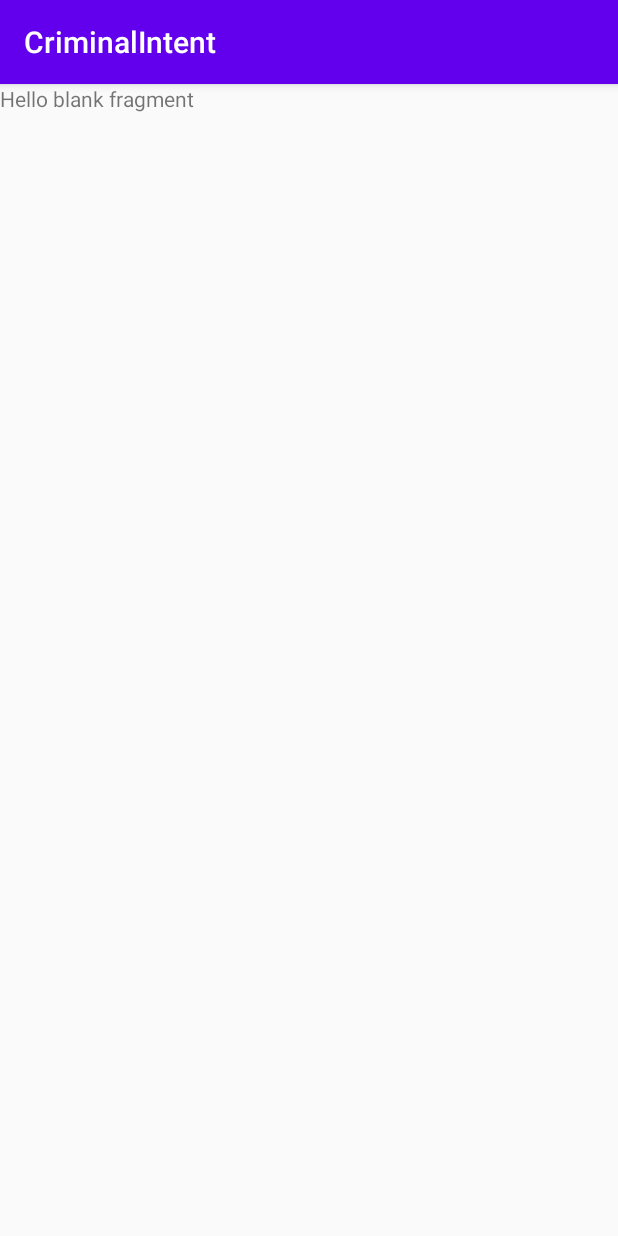
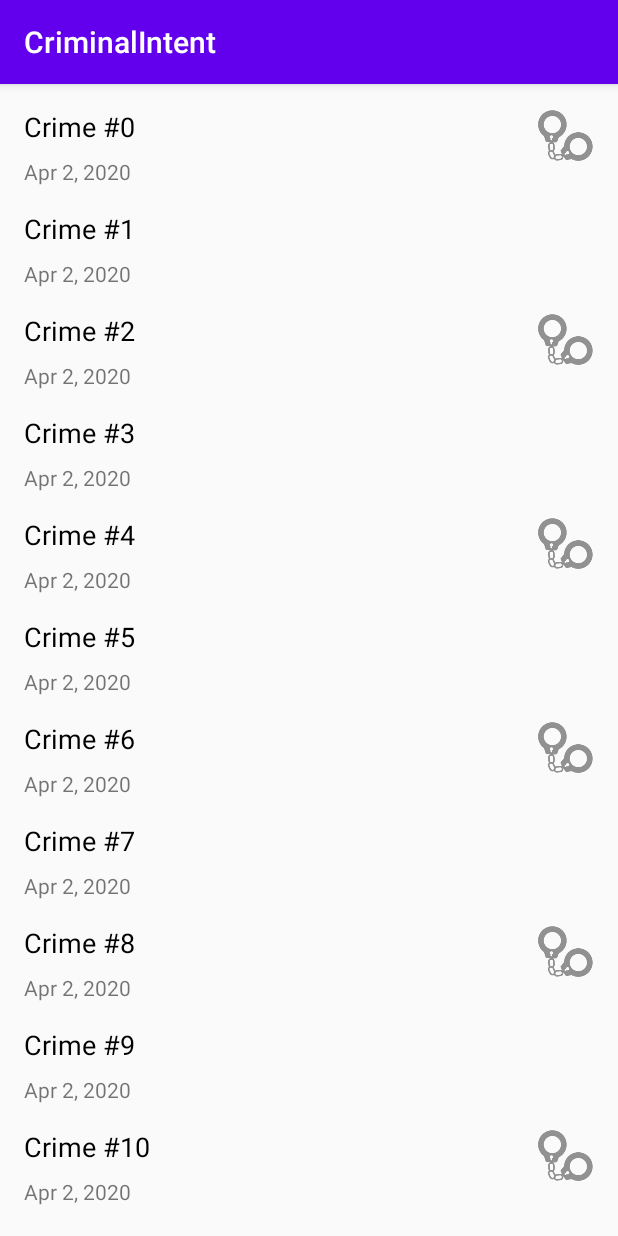
Before and after one commit to Roux13/Criminal_Intent, an Android app: the screen it shows after launch (CrimeListActivity), on a phone screen of 412 x 824 dp. Run offline under Robolectric (Android 15) with nearby library versions, the phone set to English and light mode, and no system bars.

Commit message:
Set ConstraintLayout and add args of bundle.

```diff
--- a/app/build.gradle
+++ b/app/build.gradle
@@ -36,4 +36,5 @@ dependencies {
     testImplementation 'junit:junit:4.12'
     androidTestImplementation 'androidx.test.ext:junit:1.1.1'
     androidTestImplementation 'androidx.test.espresso:espresso-core:3.2.0'
+    implementation 'androidx.recyclerview:recyclerview:1.0.0'
 }
--- a/app/src/main/java/com/bignerdranch/android/criminalintent/Crime.java
+++ b/app/src/main/java/com/bignerdranch/android/criminalintent/Crime.java
@@ -1,15 +1,15 @@
 package com.bignerdranch.android.criminalintent;
 
 import java.util.Date;
+import java.util.Objects;
 import java.util.UUID;
 
 public class Crime {
+    private final UUID id;
 
-    private final UUID id;
     private String title;
     private Date date;
     private boolean solved;
-
     public Crime() {
         this.id = UUID.randomUUID();
         this.date = new Date();
@@ -42,4 +42,24 @@ public class Crime {
     public void setSolved(boolean solved) {
         this.solved = solved;
     }
+
+    @Override
+    public boolean equals(Object o) {
+        if (this == o) {
+            return true;
+        }
+        if (o == null || getClass() != o.getClass()) {
+            return false;
+        }
+        Crime crime = (Crime) o;
+        return solved == crime.solved &&
+                Objects.equals(id, crime.id) &&
+                Objects.equals(title, crime.title) &&
+                Objects.equals(date, crime.date);
+    }
+
+    @Override
+    public int hashCode() {
+        return Objects.hash(id, title, date, solved);
+    }
 }
--- a/app/src/main/java/com/bignerdranch/android/criminalintent/CrimeActivity.java
+++ b/app/src/main/java/com/bignerdranch/android/criminalintent/CrimeActivity.java
@@ -1,11 +1,25 @@
 package com.bignerdranch.android.criminalintent;
+
+import android.content.Context;
+import android.content.Intent;
 
 import androidx.fragment.app.Fragment;
 
+import java.util.UUID;
+
 public class CrimeActivity extends SingleFragmentActivity {
+
+    private static final String EXTRA_CRIME_ID = "criminalintent.crime_id";
+
+    public static Intent newIntent(Context packageContext, UUID crimeId) {
+        Intent intent = new Intent(packageContext, CrimeActivity.class);
+        intent.putExtra(EXTRA_CRIME_ID, crimeId);
+        return intent;
+    }
 
     @Override
     protected Fragment createFragment() {
-        return new CrimeFragment();
+        UUID crimeId = (UUID) getIntent().getSerializableExtra(EXTRA_CRIME_ID);
+        return CrimeFragment.newInstance(crimeId);
     }
 }
--- a/app/src/main/java/com/bignerdranch/android/criminalintent/CrimeFragment.java
+++ b/app/src/main/java/com/bignerdranch/android/criminalintent/CrimeFragment.java
@@ -12,18 +12,30 @@ import android.view.View;
 import android.view.ViewGroup;
 import android.widget.Button;
 import android.widget.CheckBox;
-import android.widget.CompoundButton;
 import android.widget.EditText;
+
+import java.text.DateFormat;
+import java.util.UUID;
 
 /**
  * A simple {@link Fragment} subclass.
  */
 public class CrimeFragment extends Fragment {
 
+    public static final String ARG_CRIME_ID = "crime_id";
+
     private Crime crime;
     private EditText crimeTitle;
     private Button dateButton;
     private CheckBox solvedCheckBox;
+
+    public static CrimeFragment newInstance(UUID crimeId) {
+        Bundle args = new Bundle();
+        args.putSerializable(ARG_CRIME_ID, crimeId);
+        CrimeFragment fragment = new CrimeFragment();
+        fragment.setArguments(args);
+        return fragment;
+    }
 
     public CrimeFragment() {
         // Required empty public constructor
@@ -32,7 +44,8 @@ public class CrimeFragment extends Fragment {
     @Override
     public void onCreate(@Nullable Bundle savedInstanceState) {
         super.onCreate(savedInstanceState);
-        crime = new Crime();
+        UUID crimeId = (UUID) getArguments().getSerializable(ARG_CRIME_ID);
+        crime = CrimeLab.getInstance(getActivity()).getCrime(crimeId);
     }
 
     @Override
@@ -41,6 +54,7 @@ public class CrimeFragment extends Fragment {
         View view = inflater.inflate(R.layout.fragment_crime, container, false);
 
         crimeTitle = view.findViewById(R.id.crime_tittle);
+        crimeTitle.setText(crime.getTitle());
         crimeTitle.addTextChangedListener(new TextWatcher() {
             @Override
             public void beforeTextChanged(CharSequence charSequence, int i, int i1, int i2) {}
@@ -53,10 +67,12 @@ public class CrimeFragment extends Fragment {
             @Override
             public void afterTextChanged(Editable editable) {}
         });
+        DateFormat dateFormat = DateFormat.getDateInstance();
         dateButton = view.findViewById(R.id.crime_date);
-        dateButton.setText(crime.getDate().toString());
+        dateButton.setText(dateFormat.format(crime.getDate()));
         dateButton.setEnabled(false);
         solvedCheckBox = view.findViewById(R.id.crime_solved);
+        solvedCheckBox.setChecked(crime.isSolved());
         solvedCheckBox.setOnCheckedChangeListener((compoundButton, isSolved) -> crime.setSolved(isSolved));
         return view;
     }
--- a/app/src/main/java/com/bignerdranch/android/criminalintent/CrimeListFragment.java
+++ b/app/src/main/java/com/bignerdranch/android/criminalintent/CrimeListFragment.java
@@ -1,18 +1,30 @@
 package com.bignerdranch.android.criminalintent;
 
+import android.content.Intent;
 import android.os.Bundle;
 
+import androidx.annotation.NonNull;
 import androidx.fragment.app.Fragment;
+import androidx.recyclerview.widget.LinearLayoutManager;
+import androidx.recyclerview.widget.RecyclerView;
 
 import android.view.LayoutInflater;
 import android.view.View;
 import android.view.ViewGroup;
+import android.widget.ImageView;
 import android.widget.TextView;
+import android.widget.Toast;
+
+import java.text.DateFormat;
+import java.util.List;
 
 /**
  * A simple {@link Fragment} subclass.
  */
 public class CrimeListFragment extends Fragment {
+
+    private RecyclerView crimeRecyclerView;
+    private CrimeAdapter adapter;
 
     public CrimeListFragment() {
         // Required empty public constructor
@@ -22,8 +34,84 @@ public class CrimeListFragment extends Fragment {
     @Override
     public View onCreateView(LayoutInflater inflater, ViewGroup container,
                              Bundle savedInstanceState) {
-        TextView textView = new TextView(getActivity());
-        textView.setText(R.string.hello_blank_fragment);
-        return textView;
+        View view = inflater.inflate(R.layout.fragment_crime_list, container, false);
+        crimeRecyclerView = view.findViewById(R.id.crime_recycler_view);
+        crimeRecyclerView.setLayoutManager(new LinearLayoutManager(getActivity()));
+        updateUI();
+        return view;
+    }
+
+    private void updateUI() {
+        CrimeLab crimeLab = CrimeLab.getInstance(getActivity());
+        List<Crime> crimes = crimeLab.getCrimes();
+        if (adapter == null) {
+            adapter = new CrimeAdapter(crimes);
+            crimeRecyclerView.setAdapter(adapter);
+        } else {
+            adapter.notifyDataSetChanged();
+        }
+    }
+
+    @Override
+    public void onResume() {
+        super.onResume();
+        updateUI();
+    }
+
+    private class CrimeHolder extends RecyclerView.ViewHolder implements View.OnClickListener {
+        private TextView titleTextView;
+        private TextView dateTextView;
+        private ImageView solvedImageView;
+        private Crime crime;
+
+        public CrimeHolder(LayoutInflater inflater, ViewGroup parent) {
+            super(inflater.inflate(R.layout.list_item_crime, parent, false));
+            titleTextView = itemView.findViewById(R.id.crime_item_tittle);
+            dateTextView = itemView.findViewById(R.id.crime_item_date);
+            solvedImageView = itemView.findViewById(R.id.crime_solved);
+            itemView.setOnClickListener(this);
+        }
+
+        public void bind(Crime crime) {
+            this.crime = crime;
+            titleTextView.setText(crime.getTitle());
+            DateFormat dateFormat = DateFormat.getDateInstance();
+            dateTextView.setText(dateFormat.format(crime.getDate()));
+            solvedImageView.setVisibility(crime.isSolved() ? View.VISIBLE : View.GONE);
+        }
+
+        @Override
+        public void onClick(View view) {
+            Intent intent = CrimeActivity.newIntent(getActivity(), crime.getId());
+            startActivity(intent);
+        }
+
+    }
+
+    private class CrimeAdapter extends RecyclerView.Adapter<CrimeHolder> {
+
+        private List<Crime> crimes;
+
+        public CrimeAdapter(List<Crime> crimes) {
+            this.crimes = crimes;
+        }
+
+        @NonNull
+        @Override
+        public CrimeHolder onCreateViewHolder(@NonNull ViewGroup parent, int viewType) {
+            LayoutInflater layoutInflater = LayoutInflater.from(getActivity());
+            return new CrimeHolder(layoutInflater, parent);
+        }
+
+        @Override
+        public void onBindViewHolder(@NonNull CrimeHolder holder, int position) {
+            Crime crime = crimes.get(position);
+            holder.bind(crime);
+        }
+
+        @Override
+        public int getItemCount() {
+            return crimes.size();
+        }
     }
 }
--- /dev/null
+++ b/app/src/main/res/layout/fragment_crime_list.xml
@@ -0,0 +1,8 @@
+<?xml version="1.0" encoding="utf-8"?>
+<androidx.recyclerview.widget.RecyclerView
+    xmlns:android="http://schemas.android.com/apk/res/android"
+    android:id="@+id/crime_recycler_view"
+    android:layout_width="match_parent"
+    android:layout_height="match_parent">
+
+</androidx.recyclerview.widget.RecyclerView>
--- /dev/null
+++ b/app/src/main/res/layout/list_item_crime.xml
@@ -0,0 +1,46 @@
+<?xml version="1.0" encoding="utf-8"?>
+<androidx.constraintlayout.widget.ConstraintLayout xmlns:android="http://schemas.android.com/apk/res/android"
+    xmlns:app="http://schemas.android.com/apk/res-auto"
+    xmlns:tools="http://schemas.android.com/tools"
+    android:id="@+id/linearLayout"
+    android:layout_width="match_parent"
+    android:layout_height="wrap_content">
+
+    <TextView
+        android:id="@+id/crime_item_tittle"
+        android:layout_width="0dp"
+        android:layout_height="wrap_content"
+        android:layout_marginStart="16dp"
+        android:layout_marginTop="16dp"
+        android:layout_marginEnd="8dp"
+        android:text="@string/crime_tittle"
+        android:textColor="@android:color/black"
+        android:textSize="18sp"
+        app:layout_constraintEnd_toStartOf="@+id/crime_solved"
+        app:layout_constraintStart_toStartOf="parent"
+        app:layout_constraintTop_toTopOf="parent" />
+
+    <TextView
+        android:id="@+id/crime_item_date"
+        android:layout_width="0dp"
+        android:layout_height="wrap_content"
+        android:layout_marginStart="16dp"
+        android:layout_marginTop="8dp"
+        android:layout_marginEnd="8dp"
+        android:text="@string/crime_date"
+        app:layout_constraintEnd_toStartOf="@+id/crime_solved"
+        app:layout_constraintStart_toStartOf="parent"
+        app:layout_constraintTop_toBottomOf="@+id/crime_item_tittle" />
+
+    <ImageView
+        android:id="@+id/crime_solved"
+        android:layout_width="38dp"
+        android:layout_height="35dp"
+        android:layout_marginTop="16dp"
+        android:layout_marginEnd="16dp"
+        android:layout_marginBottom="16dp"
+        app:layout_constraintBottom_toBottomOf="parent"
+        app:layout_constraintEnd_toEndOf="parent"
+        app:layout_constraintTop_toTopOf="parent"
+        app:srcCompat="@drawable/ic_solved" />
+</androidx.constraintlayout.widget.ConstraintLayout>
--- a/app/src/main/res/values/strings.xml
+++ b/app/src/main/res/values/strings.xml
@@ -7,4 +7,6 @@
 
     <!-- TODO: Remove or change this placeholder text -->
     <string name="hello_blank_fragment">Hello blank fragment</string>
+    <string name="crime_tittle">Crime Tittle</string>
+    <string name="crime_date">Crime Date</string>
 </resources>
--- a/build.gradle
+++ b/build.gradle
@@ -8,7 +8,7 @@ buildscript {
 
     }
     dependencies {
-        classpath 'com.android.tools.build:gradle:3.6.1'
+        classpath 'com.android.tools.build:gradle:3.6.2'
 
 
         // NOTE: Do not place your application dependencies here; they belong
```
Also changed, not shown: app/src/main/res/drawable/ic_solved.png (added).
